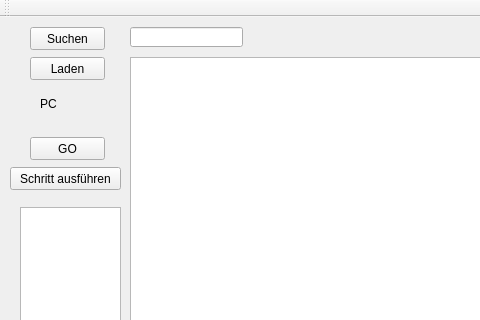
Before: the Qt Designer form PIC/mainwindow.ui in waxmar/PIC16C84, drawn with Qt 5; both pictures show x 0 to 480 and y 0 to 320 of the 1166 by 593 pixel window.
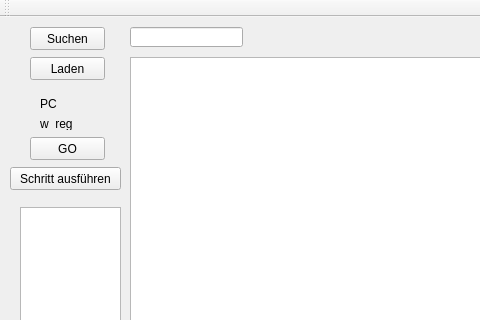
After: the same form once the commit is applied.

Commit message: Label für W-Register

Diff of the .ui file:
```diff
--- a/PIC/mainwindow.ui
+++ b/PIC/mainwindow.ui
@@ -132,6 +132,19 @@
      <string>HILFE</string>
     </property>
    </widget>
+   <widget class="QLabel" name="w_reg">
+    <property name="geometry">
+     <rect>
+      <x>40</x>
+      <y>100</y>
+      <width>46</width>
+      <height>13</height>
+     </rect>
+    </property>
+    <property name="text">
+     <string>w_reg</string>
+    </property>
+   </widget>
   </widget>
   <widget class="QMenuBar" name="menuBar">
    <property name="geometry">
```
The commit also changes 6 other files.
